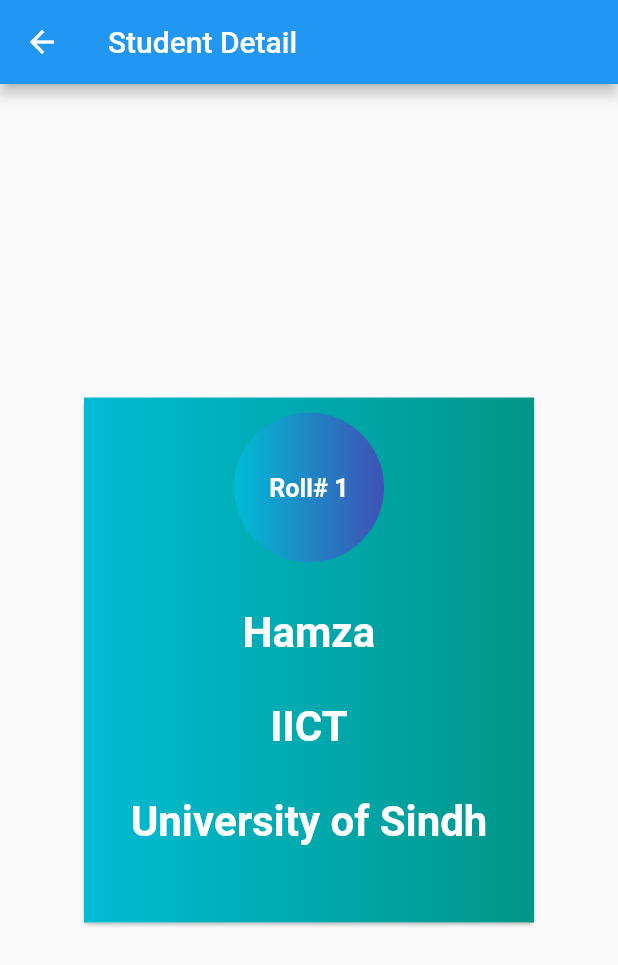
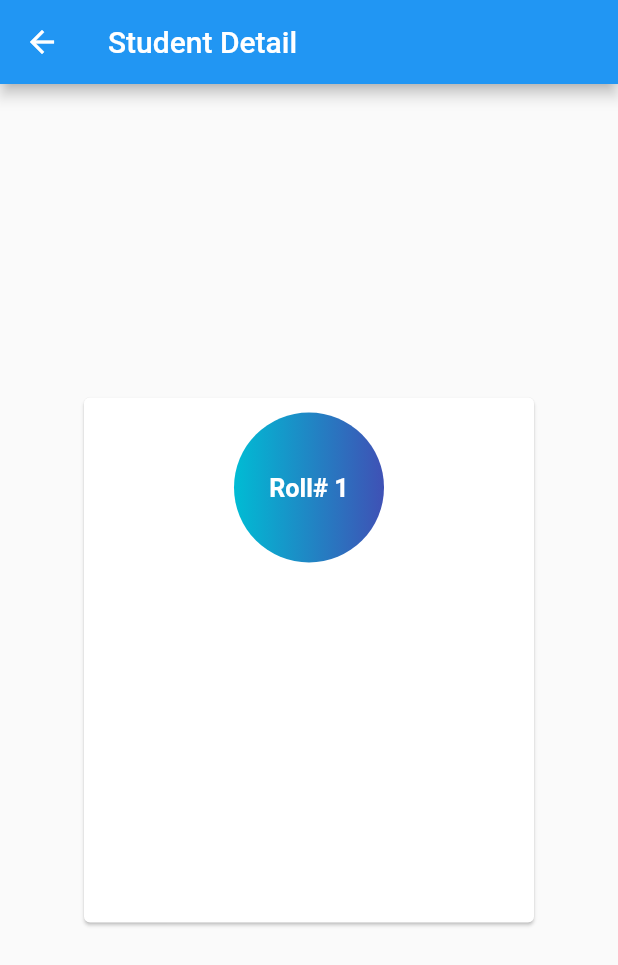
Before and after one commit to Mehar-IT/getx_statemanagement, a Flutter app: the screen it shows after launch, after a tap on an icon or button, on a phone screen of 412 x 824 dp. Shown: the top 965 px of the screen. Run offline on Flutter 3.47's test engine with Material 2 defaults, Android fonts, the phone set to English and light mode, and no system bars; our stand-ins replace get.

Commit message:
added theme mode with system

```diff
--- a/lib/main.dart
+++ b/lib/main.dart
@@ -1,5 +1,6 @@
 import 'package:flutter/material.dart';
 import 'package:get/get.dart';
+import 'package:test1/widgets/theme.dart';
 import 'pages/listscreen.dart';
 
 void main() {
@@ -10,6 +11,9 @@ class MyApp extends StatelessWidget {
   @override
   Widget build(BuildContext context) {
     return GetMaterialApp(
+      themeMode: ThemeMode.system,
+      theme: MyTheme.lightTheme(),
+      darkTheme: MyTheme.darkTheme(),
       debugShowCheckedModeBanner: false,
       title: 'Getx',
       home: MyData(),
--- a/lib/pages/detailScreen.dart
+++ b/lib/pages/detailScreen.dart
@@ -14,8 +14,8 @@ class StudentDetail extends StatelessWidget {
       body: Center(
           child: Card(
               child: Container(
-        decoration: BoxDecoration(
-            gradient: LinearGradient(colors: [Colors.cyan, Colors.teal])),
+        // decoration: BoxDecoration(
+        //     gradient: LinearGradient(colors: [Colors.cyan, Colors.teal])),
         height: 350,
         width: 300,
         child: Column(
--- /dev/null
+++ b/lib/widgets/theme.dart
@@ -0,0 +1,11 @@
+import 'package:flutter/material.dart';
+
+class MyTheme {
+  static ThemeData lightTheme() {
+    return ThemeData(brightness: Brightness.light);
+  }
+
+  static ThemeData darkTheme() {
+    return ThemeData(brightness: Brightness.dark);
+  }
+}
```
